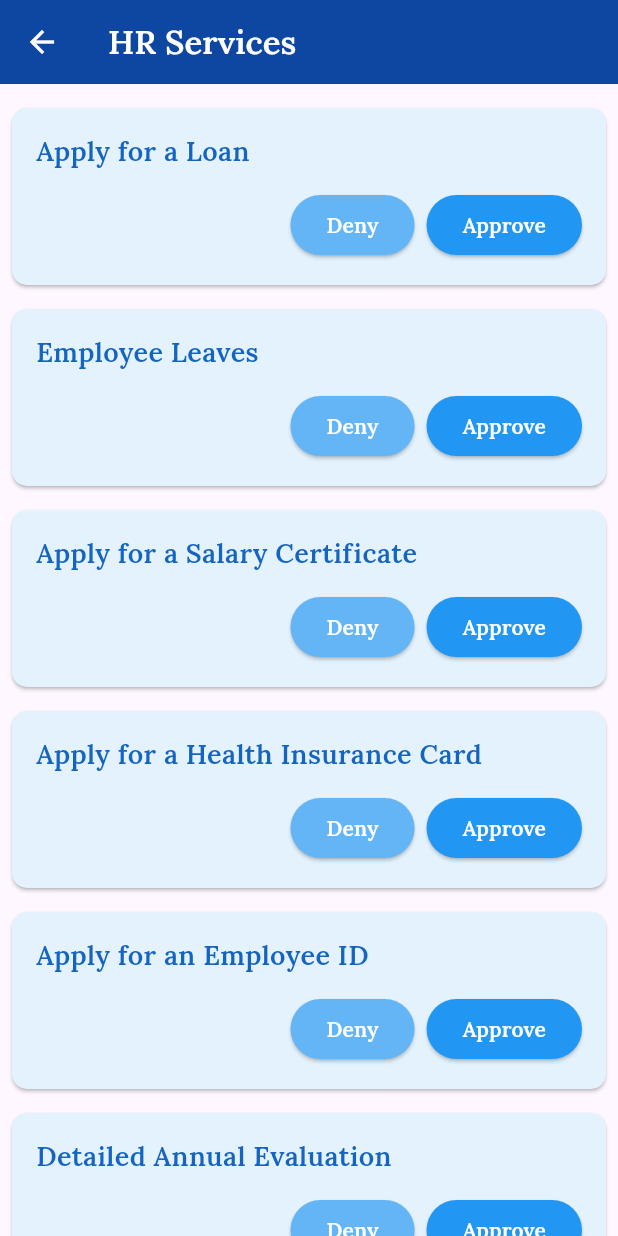
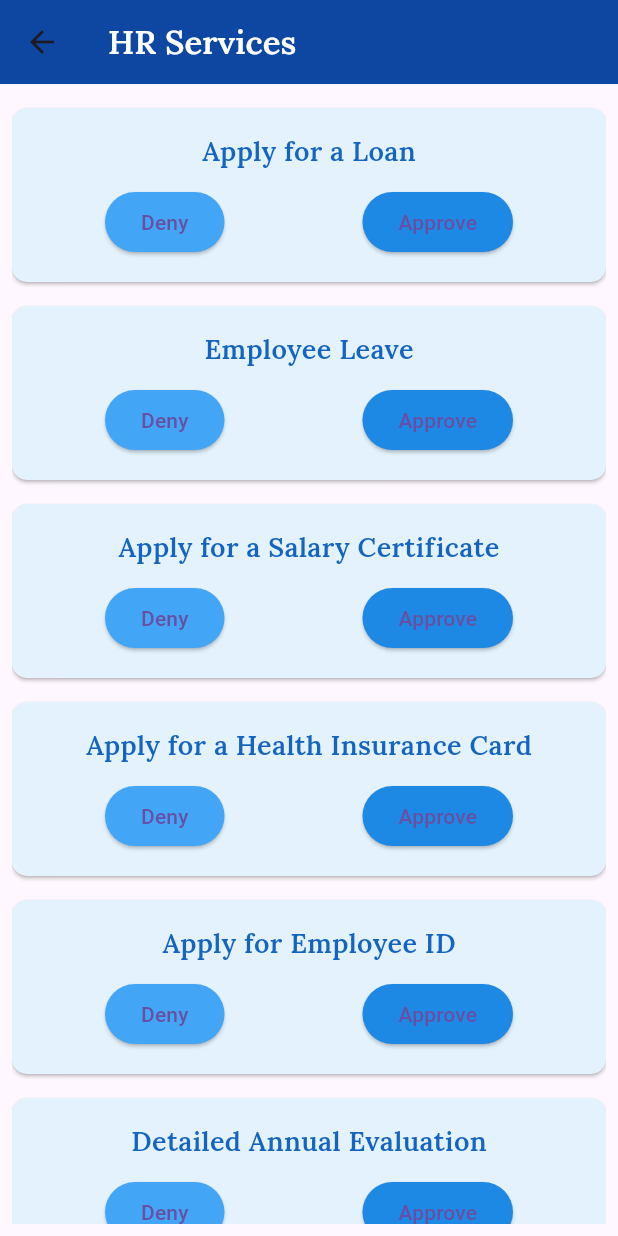
Before and after one commit to Eng-Batol/tasky, a Flutter app: the screen it shows after launch, after a tap on "Go to HR Page", on a phone screen of 412 x 824 dp. Run offline on Flutter 3.47's test engine with Material 3 defaults, Android fonts, the phone set to English and light mode, and no system bars; our stand-ins replace google_fonts.

Commit message:
add the employea page but need some chinge

```diff
--- a/lib/main.dart
+++ b/lib/main.dart
@@ -1,6 +1,7 @@
 // lib/main.dart
 import 'package:flutter/material.dart';
 import 'package:google_fonts/google_fonts.dart';
+import 'package:tasky/page/EmployeePage.dart';
 import 'package:tasky/page/HRPage.dart';
 import 'package:tasky/page/ManagerPage.dart';
 
@@ -38,7 +39,7 @@ class HomePage extends StatelessWidget {
                 // Navigate to HR Page
                 Navigator.push(
                   context,
-                  MaterialPageRoute(builder: (context) => HRPage()),
+                  MaterialPageRoute(builder: (context) => HrPage()),
                 );
               },
               child: Text('Go to HR Page'),
@@ -54,6 +55,17 @@ class HomePage extends StatelessWidget {
               },
               child: Text('Go to Manager Page'),
             ),
+            SizedBox(height: 16),
+            ElevatedButton(
+              onPressed: () {
+                // Navigate to Employee Page
+                Navigator.push(
+                  context,
+                  MaterialPageRoute(builder: (context) => EmployeePage()),
+                );
+              },
+              child: Text('Go to Employee Page'),
+            ),
           ],
         ),
       ),
--- a/lib/page/HRPage.dart
+++ b/lib/page/HRPage.dart
@@ -2,48 +2,37 @@
 import 'package:flutter/material.dart';
 import 'package:google_fonts/google_fonts.dart';
 
-class HRPage extends StatelessWidget {
-  final List<Color> buttonColors = [
-    Colors.blue[300]!, // Softer Deny button color
-    Colors.blue[500]!, // Softer Approve button color
-    Colors.blue[700]!, // Another blue shade for variations
-  ];
-
+class HrPage extends StatelessWidget {
   @override
   Widget build(BuildContext context) {
     return Scaffold(
       appBar: AppBar(
         title: Text(
           'HR Services',
-          style: GoogleFonts.lora(
-            fontWeight: FontWeight.w600, // Lora font with weight 600
-            color: Colors.white, // Set title font color to white
-          ),
+          style: GoogleFonts.lora(fontWeight: FontWeight.w600, color: Colors.white),
         ),
-        backgroundColor: Colors.blue[900], // Keep AppBar color as blue
-        iconTheme: IconThemeData(color: Colors.white), // Set back button color to white
+        backgroundColor: Colors.blue[900],
       ),
-      body: SingleChildScrollView( // Wrap with SingleChildScrollView for scrolling
-        child: Padding(
-          padding: const EdgeInsets.all(8.0),
-          child: Column( // Change from ListView to Column for scrollable cards
-            children: [
-              _buildHrCard('Apply for a Loan'),
-              _buildHrCard('Employee Leaves'),
-              _buildHrCard('Apply for a Salary Certificate'),
-              _buildHrCard('Apply for a Health Insurance Card'),
-              _buildHrCard('Apply for an Employee ID'),
-              _buildHrCard('Detailed Annual Evaluation'),
-            ],
-          ),
+      body: Padding(
+        padding: const EdgeInsets.all(8.0),
+        child: ListView(
+          children: [
+            _buildHrServiceCard('Apply for a Loan'),
+            _buildHrServiceCard('Employee Leave'), // Changed from Vacation to Leave
+            _buildHrServiceCard('Apply for a Salary Certificate'),
+            _buildHrServiceCard('Apply for a Health Insurance Card'),
+            _buildHrServiceCard('Apply for Employee ID'),
+            _buildHrServiceCard('Detailed Annual Evaluation'),
+          ],
         ),
       ),
     );
   }
 
-  Widget _buildHrCard(String title) {
+  // Function to build HR service cards
+  Widget _buildHrServiceCard(String title) {
     return Card(
-      color: Colors.blue[50], // Light background for joyful look
+      color: Colors.blue[50], // Light blue background for cards
       shape: RoundedRectangleBorder(
         borderRadius: BorderRadius.circular(10.0),
       ),
@@ -51,50 +40,33 @@ class HRPage extends StatelessWidget {
       child: Padding(
         padding: const EdgeInsets.all(16.0),
         child: Column(
-          crossAxisAlignment: CrossAxisAlignment.start,
+          mainAxisSize: MainAxisSize.min,
           children: [
             Text(
               title,
-              style: GoogleFonts.lora(
-                fontSize: 18,
-                fontWeight: FontWeight.w600,
-                color: Colors.blue[800], // Card title color
-              ),
+              style: GoogleFonts.lora(fontSize: 18, fontWeight: FontWeight.w600, color: Colors.blue[800]),
             ),
-            SizedBox(height: 12.0),
+            const SizedBox(height: 10),
             Row(
-              mainAxisAlignment: MainAxisAlignment.end,
+              mainAxisAlignment: MainAxisAlignment.spaceAround,
               children: [
                 ElevatedButton(
                   onPressed: () {
-                    // Handle denial action here
+                    // Handle denial
                   },
                   style: ElevatedButton.styleFrom(
-                    backgroundColor: buttonColors[0], // Softer Deny button color
+                    backgroundColor: Colors.blue[400], // Light blue for denial
                   ),
-                  child: Text(
-                    'Deny',
-                    style: GoogleFonts.lora(
-                      fontWeight: FontWeight.w600,
-                      color: Colors.white, // Button text color
-                    ),
-                  ),
+                  child: Text('Deny'),
                 ),
-                SizedBox(width: 8.0),
                 ElevatedButton(
                   onPressed: () {
-                    // Handle approval action here
+                    // Handle approval
                   },
                   style: ElevatedButton.styleFrom(
-                    backgroundColor: buttonColors[1], // Softer Approve button color
+                    backgroundColor: Colors.blue[600], // Darker blue for approval
                   ),
-                  child: Text(
-                    'Approve',
-                    style: GoogleFonts.lora(
-                      fontWeight: FontWeight.w600,
-                      color: Colors.white, // Button text color
-                    ),
-                  ),
+                  child: Text('Approve'),
                 ),
               ],
             ),
```
Also changed, not shown: lib/page/EmployeePage.dart (added, +81 -0 lines), lib/page/ManagerPage.dart (+21 -21 lines).
